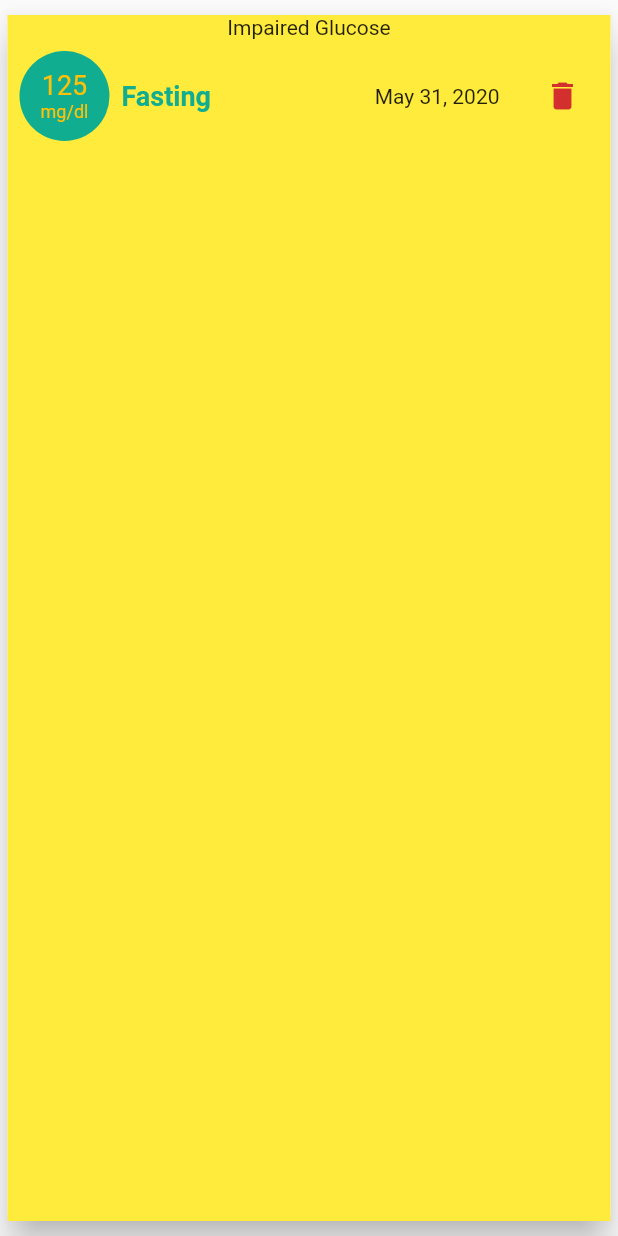
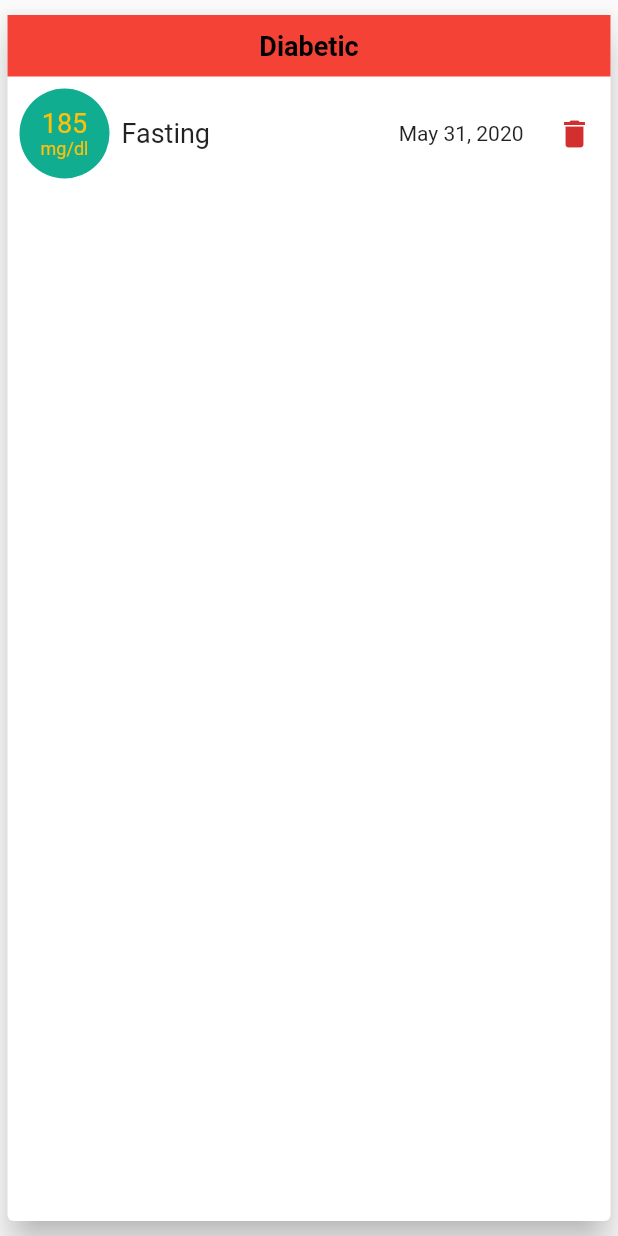
Before and after one commit to AbdelrahmanMagdy84/AMUN_mobile_APP, a Flutter app: the GlucoseItem widget shown alone on an empty page, opened directly, on a phone screen of 412 x 824 dp. Run offline on Flutter 3.47's test engine with Material 2 defaults, Android fonts, the phone set to English and light mode, and no system bars; our stand-ins replace numberpicker.

Commit message:
indecator

```diff
--- a/lib/widgets/glucose_item.dart
+++ b/lib/widgets/glucose_item.dart
@@ -3,35 +3,70 @@ import 'package:flutter/material.dart';
 import 'package:intl/intl.dart';
 
 class GlucoseItem extends StatelessWidget {
-   DateTime date = DateTime.now();
-  final int glucose = 125;
-  final String type = 'Fasting';
-  BloodGlucose bloodGlocose = BloodGlucose(date: DateTime.now(),value: 125,timeType: TimeType.fasting);
-
-
+  DateTime date = DateTime.now();
 
   Map<String, Object> getGlucoseIndecator(BloodGlucose bloodGlocose) {
-    if (bloodGlocose.timeType==TimeType.fasting ) {
-    if (80<=bloodGlocose.value &&bloodGlocose.value<=100) {
-      return {'indecator': 'Normal', 'color': Colors.green};
-    } else if (101<=bloodGlocose.value &&bloodGlocose.value<=125) {
-      return {'indecator': 'Impaired Glucose', 'color': Colors.yellow};
-    } else if (126<=bloodGlocose.value ) {
-      return {
-        'indecator': "Diabetic",
-        'color': Colors.red
-      };
-      }};
+    if (bloodGlocose.timeType == TimeType.fasting) {
+      if (80 <= bloodGlocose.value && bloodGlocose.value <= 100) {
+        return {'indecator': 'Normal', 'color': Colors.green};
+      } else if (101 <= bloodGlocose.value && bloodGlocose.value <= 125) {
+        return {'indecator': 'Pre-diabetic', 'color': Colors.yellow};
+      } else if (126 <= bloodGlocose.value) {
+        return {'indecator': "Diabetic", 'color': Colors.red};
+      }
+    } else if (bloodGlocose.timeType == TimeType.afterEating) {
+      if (170 <= bloodGlocose.value && bloodGlocose.value <= 200) {
+        return {'indecator': 'Normal', 'color': Colors.green};
+      } else if (190 <= bloodGlocose.value && bloodGlocose.value <= 230) {
+        return {'indecator': 'Pre-diabetic', 'color': Colors.yellow};
+      } else if (231 <= bloodGlocose.value && bloodGlocose.value <= 300) {
+        return {'indecator': "Diabetic", 'color': Colors.red};
+      }
+    } else if (bloodGlocose.timeType ==
+        TimeType.two_three_hours_aftrer_eating) {
+      if (120 <= bloodGlocose.value && bloodGlocose.value <= 140) {
+        return {'indecator': 'Normal', 'color': Colors.green};
+      } else if (141 <= bloodGlocose.value && bloodGlocose.value <= 199) {
+        return {'indecator': 'Pre-diabetic', 'color': Colors.yellow};
+      } else if (200 <= bloodGlocose.value) {
+        return {'indecator': "Diabetic", 'color': Colors.red};
+      }
+    }
+    return null;
+  }
 
+  String getTimeTypeText(TimeType timeType) {
+    switch (timeType) {
+      case TimeType.fasting:
+        return 'Fasting';
+
+      case TimeType.afterEating:
+        return 'After Eating';
+
+      case TimeType.two_three_hours_aftrer_eating:
+        return '2-3 Hours After Eating';
+    }
+    return '';
   }
-  Widget buildListTile(
-      BuildContext ctx, BloodGlucose bloodGlucose) {
-         Map<String, Object> obj = getGlucoseIndecator(bloodGlucose);
+
+  Widget buildListTile(BuildContext ctx, BloodGlucose bloodGlucose) {
+    Map<String, Object> obj = getGlucoseIndecator(bloodGlucose);
     return Container(
-      color: obj['color'],
       child: Column(
         children: <Widget>[
-          Container(child: Center(child: Text(obj['indecator']),),),
+          Container(
+            padding: EdgeInsets.symmetric(vertical: 10),
+            color: obj['color'],
+            child: Center(
+              child: Text(
+                obj['indecator'],
+                style: TextStyle(
+                    color: Colors.black,
+                    fontSize: 18,
+                    fontWeight: FontWeight.bold),
+              ),
+            ),
+          ),
           Row(children: <Widget>[
             Padding(
               padding: const EdgeInsets.all(8.0),
@@ -45,16 +80,18 @@ class GlucoseItem extends StatelessWidget {
                         child: Column(
                           children: <Widget>[
                             Text(
-                              '$glucose',
+                              '${bloodGlucose.value}',
                               style: TextStyle(
-                                  color: Theme.of(ctx).primaryColor, fontSize: 18),
+                                  color: Theme.of(ctx).primaryColor,
+                                  fontSize: 18),
                             ),
                             Padding(
                               padding: const EdgeInsets.symmetric(vertical: 0),
                               child: Text(
                                 'mg/dl',
                                 style: TextStyle(
-                                    color: Theme.of(ctx).primaryColor, fontSize: 12),
+                                    color: Theme.of(ctx).primaryColor,
+                                    fontSize: 12),
                               ),
                             )
                           ],
@@ -65,16 +102,22 @@ class GlucoseItem extends StatelessWidget {
               ]),
             ),
             Expanded(
-
               child: Text(
-                type,
-                style: Theme.of(ctx).textTheme.title,
+                getTimeTypeText(bloodGlucose.timeType),
+                style: TextStyle(
+                  fontSize: 18,
+                ),
+                overflow: TextOverflow.ellipsis,
+                maxLines: 2,
               ),
               flex: 1,
             ),
-            Text(DateFormat.yMMMd().format(date)),
+            Padding(
+              padding: const EdgeInsets.only( right:10),
+              child: Text(DateFormat.yMMMd().format(date)),
+            ),
             IconButton(
-                padding: EdgeInsets.only(left: 30, right: 20),
+                padding: EdgeInsets.only(left: 10, right: 10),
                 icon: Icon(
                   Icons.delete,
                   color: Theme.of(ctx).errorColor,
@@ -90,11 +133,14 @@ class GlucoseItem extends StatelessWidget {
 
   @override
   Widget build(BuildContext context) {
+    BloodGlucose bloodGlucose = BloodGlucose(
+        date: DateTime.now(),
+        value: 185,
+        timeType: TimeType.fasting);
     return Card(
       elevation: 10,
       margin: EdgeInsets.symmetric(vertical: 10, horizontal: 5),
-      child: buildListTile(context,bloodGlocose),
-
+      child: buildListTile(context, bloodGlucose),
     );
   }
 }
```
Also changed, not shown: lib/input_widgets/new_glucose.dart (+45 -14 lines), lib/widgets/pressure_item.dart (+14 -11 lines), lib/widgets/radiograph_item.dart (+0 -75 lines).
